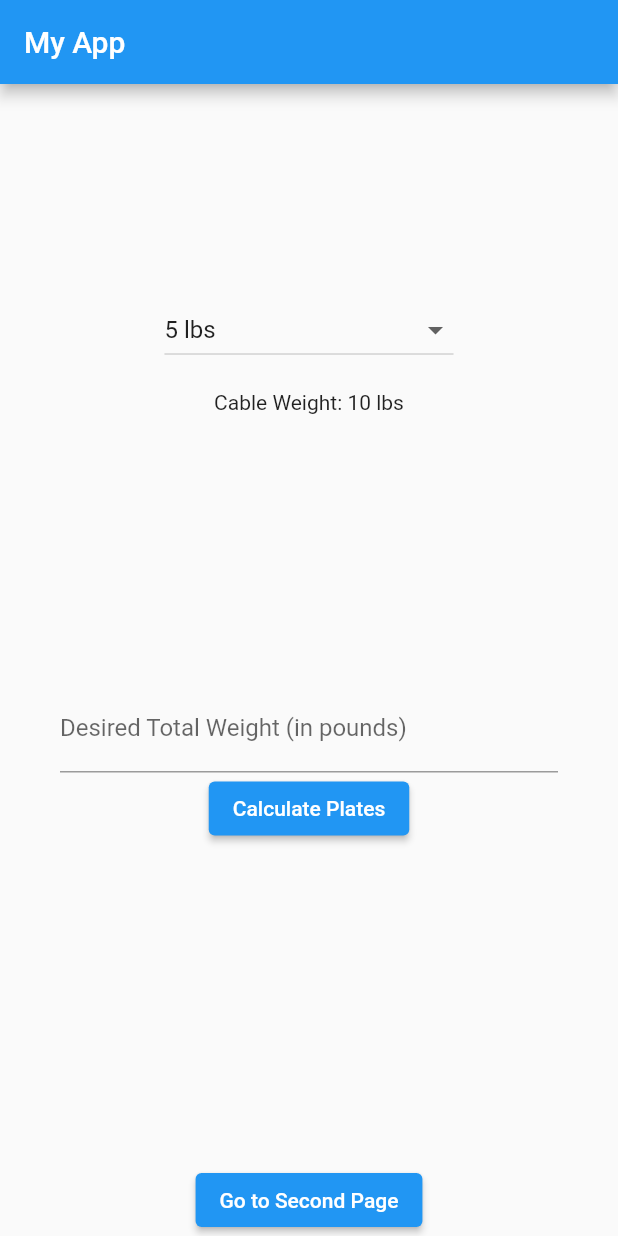
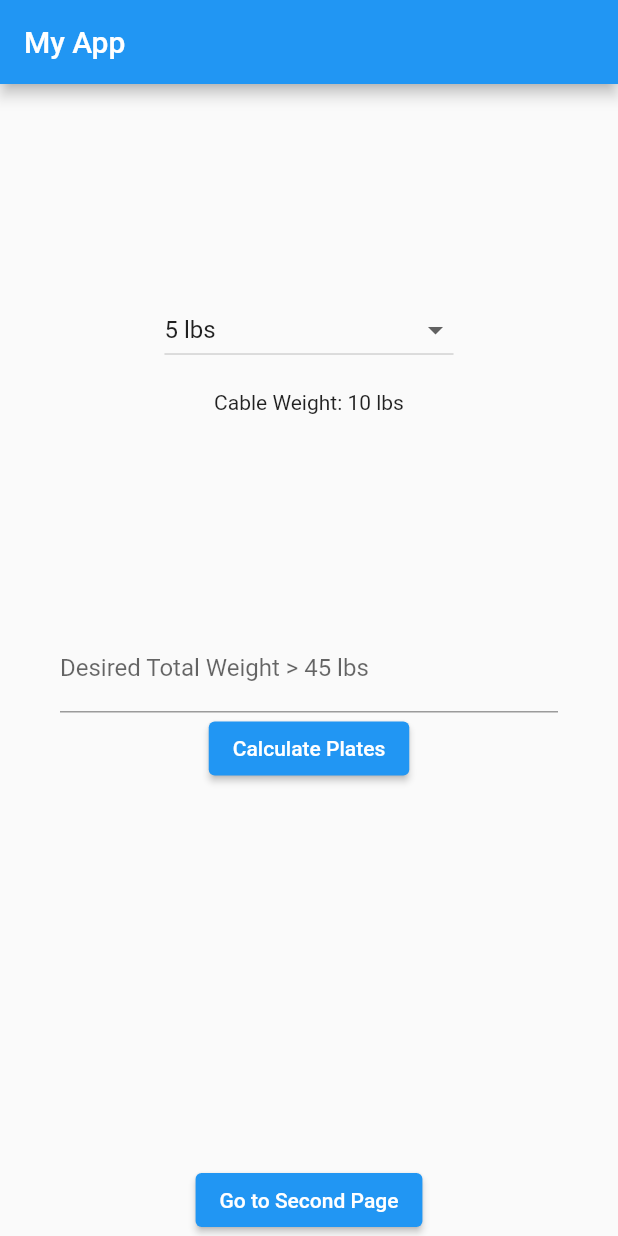
Before and after one commit to thinklikeadesigner/strength, a Flutter app: the screen it shows after launch, on a phone screen of 412 x 824 dp. Run offline on Flutter 3.47's test engine with Material 2 defaults, Android fonts, the phone set to English and light mode, and no system bars.

Commit message:
changed render overflow

```diff
--- a/lib/dumbellcalculator.dart
+++ b/lib/dumbellcalculator.dart
@@ -24,7 +24,7 @@ class _DumbbellCalculatorState extends State<DumbbellCalculator> {
   @override
   Widget build(BuildContext context) {
     return Container(
-      padding: EdgeInsets.all(40),
+      padding: EdgeInsets.fromLTRB(40, 0, 40, 0),
       child: Column(
         mainAxisAlignment: MainAxisAlignment.center,
         children: [
--- a/lib/platecalculator.dart
+++ b/lib/platecalculator.dart
@@ -37,7 +37,7 @@ class _PlateCalculatorAppState extends State<PlateCalculatorApp> {
   @override
   Widget build(BuildContext context) {
     return Container(
-      padding: EdgeInsets.all(40),
+      padding: EdgeInsets.fromLTRB(40, 0, 40, 0),
       child: Column(
         children: <Widget>[
           TextField(
@@ -48,7 +48,7 @@ class _PlateCalculatorAppState extends State<PlateCalculatorApp> {
               });
             },
             decoration: InputDecoration(
-              labelText: 'Desired Total Weight (in pounds)',
+              labelText: 'Desired Total Weight > 45 lbs',
             ),
           ),
           ElevatedButton(
```
